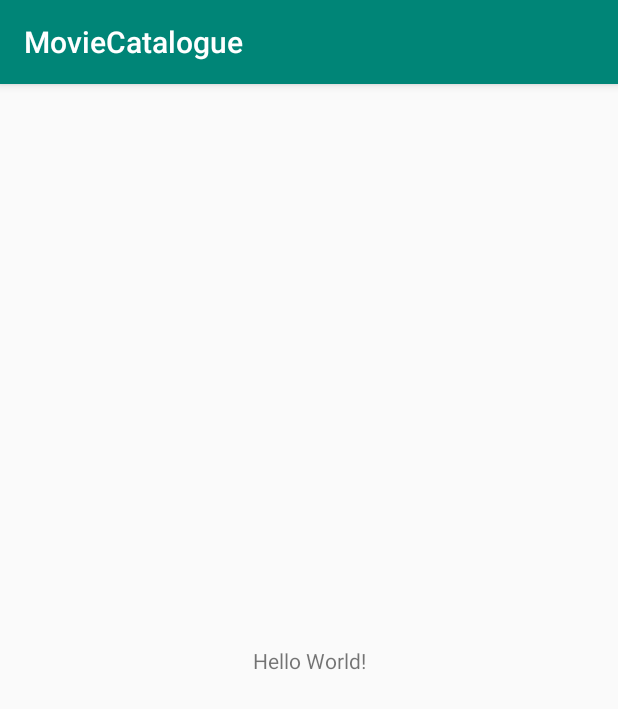
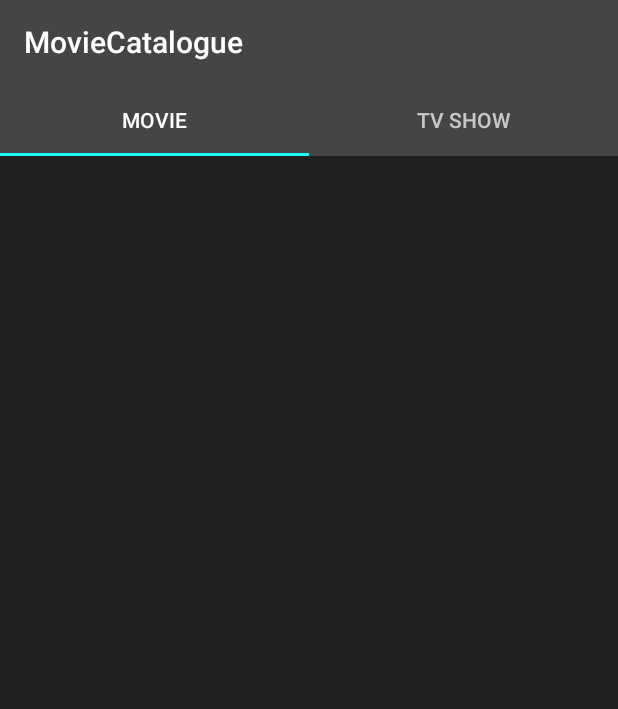
Before and after one commit to billbull21/Movie-Catalogue, an Android app: the screen it shows after launch (MainActivity), on a phone screen of 412 x 824 dp. Shown: the top 709 px of the screen. Run offline under Robolectric (Android 15) with nearby library versions, the phone set to English and light mode, and no system bars.

Commit message:
Tampilan halaman utama selesai

```diff
--- a/app/build.gradle
+++ b/app/build.gradle
@@ -22,7 +22,21 @@ android {
 dependencies {
     implementation fileTree(dir: 'libs', include: ['*.jar'])
     implementation 'com.android.support:appcompat-v7:28.0.0'
+    implementation 'com.android.support:recyclerview-v7:28.0.0'
+    implementation 'com.android.support:cardview-v7:28.0.0'
+    implementation 'com.android.support:design:28.0.0'
+
+    //glide
+    implementation 'com.github.bumptech.glide:glide:4.9.0'
+    annotationProcessor 'com.github.bumptech.glide:compiler:4.9.0'
+
+    //view model
+    implementation 'android.arch.lifecycle:extensions:1.1.1'
+    annotationProcessor "android.arch.lifecycle:compiler:1.1.1"
+    implementation 'com.loopj.android:android-async-http:1.4.9'
+
     implementation 'com.android.support.constraint:constraint-layout:1.1.3'
+    implementation 'com.android.support:support-v4:28.0.0'
     testImplementation 'junit:junit:4.12'
     androidTestImplementation 'com.android.support.test:runner:1.0.2'
     androidTestImplementation 'com.android.support.test.espresso:espresso-core:3.0.2'
--- a/app/src/main/AndroidManifest.xml
+++ b/app/src/main/AndroidManifest.xml
@@ -8,7 +8,7 @@
         android:label="@string/app_name"
         android:roundIcon="@mipmap/ic_launcher_round"
         android:supportsRtl="true"
-        android:theme="@style/AppTheme">
+        android:theme="@style/MyMaterialTheme">
         <activity android:name=".MainActivity">
             <intent-filter>
                 <action android:name="android.intent.action.MAIN" />
--- a/app/src/main/java/com/learnque/my/moviecatalogue/MainActivity.java
+++ b/app/src/main/java/com/learnque/my/moviecatalogue/MainActivity.java
@@ -1,13 +1,37 @@
 package com.learnque.my.moviecatalogue;
 
+import android.support.design.widget.TabLayout;
+import android.support.v4.view.ViewPager;
 import android.support.v7.app.AppCompatActivity;
 import android.os.Bundle;
+import android.support.v7.widget.Toolbar;
 
 public class MainActivity extends AppCompatActivity {
+
+    private Toolbar toolbar;
+    private TabLayout tabLayout;
+    private ViewPager viewPager;
 
     @Override
     protected void onCreate(Bundle savedInstanceState) {
         super.onCreate(savedInstanceState);
         setContentView(R.layout.activity_main);
+
+        toolbar = findViewById(R.id.toolbar);
+        setSupportActionBar(toolbar);
+
+        viewPager = findViewById(R.id.viewpager);
+        setupViewPager(viewPager);
+
+        tabLayout = findViewById(R.id.tabs);
+        tabLayout.setupWithViewPager(viewPager);
     }
+
+    private void setupViewPager(ViewPager viewPager) {
+        ViewPagerAdapter adapter = new ViewPagerAdapter(getSupportFragmentManager());
+        adapter.addFragment(new MovieFragment(), "MOVIE");
+        adapter.addFragment(new TVShowFragment(), "TV SHOW");
+        viewPager.setAdapter(adapter);
+    }
+
 }
--- /dev/null
+++ b/app/src/main/java/com/learnque/my/moviecatalogue/MovieFragment.java
@@ -0,0 +1,29 @@
+package com.learnque.my.moviecatalogue;
+
+
+import android.os.Bundle;
+import android.support.v4.app.Fragment;
+import android.view.LayoutInflater;
+import android.view.View;
+import android.view.ViewGroup;
+
+
+/**
+ * A simple {@link Fragment} subclass.
+ */
+public class MovieFragment extends Fragment {
+
+
+    public MovieFragment() {
+        // Required empty public constructor
+    }
+
+
+    @Override
+    public View onCreateView(LayoutInflater inflater, ViewGroup container,
+                             Bundle savedInstanceState) {
+        // Inflate the layout for this fragment
+        return inflater.inflate(R.layout.fragment_movie, container, false);
+    }
+
+}
--- /dev/null
+++ b/app/src/main/java/com/learnque/my/moviecatalogue/TVShowFragment.java
@@ -0,0 +1,29 @@
+package com.learnque.my.moviecatalogue;
+
+
+import android.os.Bundle;
+import android.support.v4.app.Fragment;
+import android.view.LayoutInflater;
+import android.view.View;
+import android.view.ViewGroup;
+
+
+/**
+ * A simple {@link Fragment} subclass.
+ */
+public class TVShowFragment extends Fragment {
+
+
+    public TVShowFragment() {
+        // Required empty public constructor
+    }
+
+
+    @Override
+    public View onCreateView(LayoutInflater inflater, ViewGroup container,
+                             Bundle savedInstanceState) {
+        // Inflate the layout for this fragment
+        return inflater.inflate(R.layout.fragment_tvshow, container, false);
+    }
+
+}
--- /dev/null
+++ b/app/src/main/java/com/learnque/my/moviecatalogue/ViewPagerAdapter.java
@@ -0,0 +1,36 @@
+package com.learnque.my.moviecatalogue;
+
+import android.support.v4.app.Fragment;
+import android.support.v4.app.FragmentManager;
+import android.support.v4.app.FragmentPagerAdapter;
+
+import java.util.ArrayList;
+
+class ViewPagerAdapter extends FragmentPagerAdapter {
+    private final ArrayList<Fragment> mFragmentList = new ArrayList<>();
+    private final ArrayList<String> mFragmentTitleList = new ArrayList<>();
+
+    public ViewPagerAdapter(FragmentManager manager) {
+        super(manager);
+    }
+
+    @Override
+    public Fragment getItem(int position) {
+        return mFragmentList.get(position);
+    }
+
+    @Override
+    public int getCount() {
+        return mFragmentList.size();
+    }
+
+    public void addFragment(Fragment fragment, String title) {
+        mFragmentList.add(fragment);
+        mFragmentTitleList.add(title);
+    }
+
+    @Override
+    public CharSequence getPageTitle(int position) {
+        return mFragmentTitleList.get(position);
+    }
+}
--- a/app/src/main/res/layout/activity_main.xml
+++ b/app/src/main/res/layout/activity_main.xml
@@ -1,18 +1,37 @@
 <?xml version="1.0" encoding="utf-8"?>
-<android.support.constraint.ConstraintLayout xmlns:android="http://schemas.android.com/apk/res/android"
+<RelativeLayout
+    xmlns:android="http://schemas.android.com/apk/res/android"
     xmlns:app="http://schemas.android.com/apk/res-auto"
-    xmlns:tools="http://schemas.android.com/tools"
     android:layout_width="match_parent"
     android:layout_height="match_parent"
-    tools:context=".MainActivity">
+    android:background="#212121">
 
-    <TextView
-        android:layout_width="wrap_content"
+    <android.support.design.widget.AppBarLayout
+        android:id="@+id/appbar"
+        android:layout_width="match_parent"
         android:layout_height="wrap_content"
-        android:text="Hello World!"
-        app:layout_constraintBottom_toBottomOf="parent"
-        app:layout_constraintLeft_toLeftOf="parent"
-        app:layout_constraintRight_toRightOf="parent"
-        app:layout_constraintTop_toTopOf="parent" />
+        android:theme="@style/ThemeOverlay.AppCompat.Dark.ActionBar">
 
-</android.support.constraint.ConstraintLayout>
+        <android.support.v7.widget.Toolbar
+            android:id="@+id/toolbar"
+            android:layout_width="match_parent"
+            android:layout_height="?attr/actionBarSize"
+            android:background="?attr/colorPrimary"
+            app:layout_scrollFlags="scroll|enterAlways"
+            app:popupTheme="@style/ThemeOverlay.AppCompat.Light" />
+
+        <android.support.design.widget.TabLayout
+            android:id="@+id/tabs"
+            android:layout_width="match_parent"
+            android:layout_height="wrap_content"
+            app:tabMode="fixed"
+            app:tabGravity="fill"/>
+    </android.support.design.widget.AppBarLayout>
+
+    <android.support.v4.view.ViewPager
+        android:id="@+id/viewpager"
+        android:layout_below="@id/appbar"
+        android:layout_width="match_parent"
+        android:layout_height="match_parent"
+        app:layout_behavior="@string/appbar_scrolling_view_behavior"  />
+</RelativeLayout>
--- /dev/null
+++ b/app/src/main/res/layout/fragment_movie.xml
@@ -0,0 +1,25 @@
+<?xml version="1.0" encoding="utf-8"?>
+<RelativeLayout xmlns:android="http://schemas.android.com/apk/res/android"
+    xmlns:tools="http://schemas.android.com/tools"
+    android:layout_width="match_parent"
+    android:layout_height="match_parent"
+    android:orientation="vertical"
+    android:background="#212121"
+    tools:context=".MovieFragment">
+
+    <ProgressBar
+        android:id="@+id/progressBar"
+        style="?android:attr/progressBarStyle"
+        android:layout_width="wrap_content"
+        android:layout_height="wrap_content"
+        android:layout_centerInParent="true"
+        android:visibility="gone" />
+
+    <android.support.v7.widget.RecyclerView
+        android:id="@+id/rv_movie"
+        android:layout_marginTop="4dp"
+        android:layout_marginBottom="4dp"
+        android:layout_width="match_parent"
+        android:layout_height="match_parent"/>
+
+</RelativeLayout>
--- /dev/null
+++ b/app/src/main/res/layout/fragment_tvshow.xml
@@ -0,0 +1,25 @@
+<?xml version="1.0" encoding="utf-8"?>
+<RelativeLayout xmlns:android="http://schemas.android.com/apk/res/android"
+    xmlns:tools="http://schemas.android.com/tools"
+    android:layout_width="match_parent"
+    android:layout_height="match_parent"
+    android:orientation="vertical"
+    android:background="#212121"
+    tools:context=".TVShowFragment">
+
+    <ProgressBar
+        android:id="@+id/progressBar"
+        style="?android:attr/progressBarStyle"
+        android:layout_width="wrap_content"
+        android:layout_height="wrap_content"
+        android:layout_centerInParent="true"
+        android:visibility="gone" />
+
+    <android.support.v7.widget.RecyclerView
+        android:id="@+id/rv_tv"
+        android:layout_marginTop="4dp"
+        android:layout_marginBottom="4dp"
+        android:layout_width="match_parent"
+        android:layout_height="match_parent"/>
+
+</RelativeLayout>
--- /dev/null
+++ b/app/src/main/res/values-v21/styles.xml
@@ -0,0 +1,12 @@
+<?xml version="1.0" encoding="utf-8"?>
+<resources>
+
+    <style name="MyMaterialTheme" parent="MyMaterialTheme.Base">
+        <item name="android:windowContentTransitions">true</item>
+        <item name="android:windowAllowEnterTransitionOverlap">true</item>
+        <item name="android:windowAllowReturnTransitionOverlap">true</item>
+        <item name="android:windowSharedElementEnterTransition">@android:transition/move</item>
+        <item name="android:windowSharedElementExitTransition">@android:transition/move</item>
+    </style>
+
+</resources>
--- a/app/src/main/res/values/colors.xml
+++ b/app/src/main/res/values/colors.xml
@@ -1,6 +1,6 @@
 <?xml version="1.0" encoding="utf-8"?>
 <resources>
-    <color name="colorPrimary">#008577</color>
-    <color name="colorPrimaryDark">#00574B</color>
-    <color name="colorAccent">#D81B60</color>
+    <color name="colorPrimary">#454545</color>
+    <color name="colorPrimaryDark">#000000</color>
+    <color name="colorAccent">#18FFFF</color>
 </resources>
--- /dev/null
+++ b/app/src/main/res/values/dimens.xml
@@ -0,0 +1,5 @@
+<?xml version="1.0" encoding="utf-8"?>
+<resources>
+    <dimen name="activity_vertical_margin">16dp</dimen>
+    <dimen name="activity_horizontal_margin">16dp</dimen>
+</resources>
--- a/app/src/main/res/values/strings.xml
+++ b/app/src/main/res/values/strings.xml
@@ -1,3 +1,6 @@
 <resources>
     <string name="app_name">MovieCatalogue</string>
+
+    <!-- TODO: Remove or change this placeholder text -->
+    <string name="hello_blank_fragment">Hello blank fragment</string>
 </resources>
--- a/app/src/main/res/values/styles.xml
+++ b/app/src/main/res/values/styles.xml
@@ -1,11 +1,19 @@
 <resources>
 
+    <style name="MyMaterialTheme" parent="MyMaterialTheme.Base">
+
+    </style>
+
     <!-- Base application theme. -->
-    <style name="AppTheme" parent="Theme.AppCompat.Light.DarkActionBar">
+    <style name="MyMaterialTheme.Base" parent="Theme.AppCompat.Light.DarkActionBar">
         <!-- Customize your theme here. -->
+        <item name="windowNoTitle">true</item>
+        <item name="windowActionBar">false</item>
         <item name="colorPrimary">@color/colorPrimary</item>
         <item name="colorPrimaryDark">@color/colorPrimaryDark</item>
         <item name="colorAccent">@color/colorAccent</item>
+        <item name="android:textColor">@android:color/white</item>
+        <item name="android:itemBackground">#424242</item>
     </style>
 
 </resources>
```
